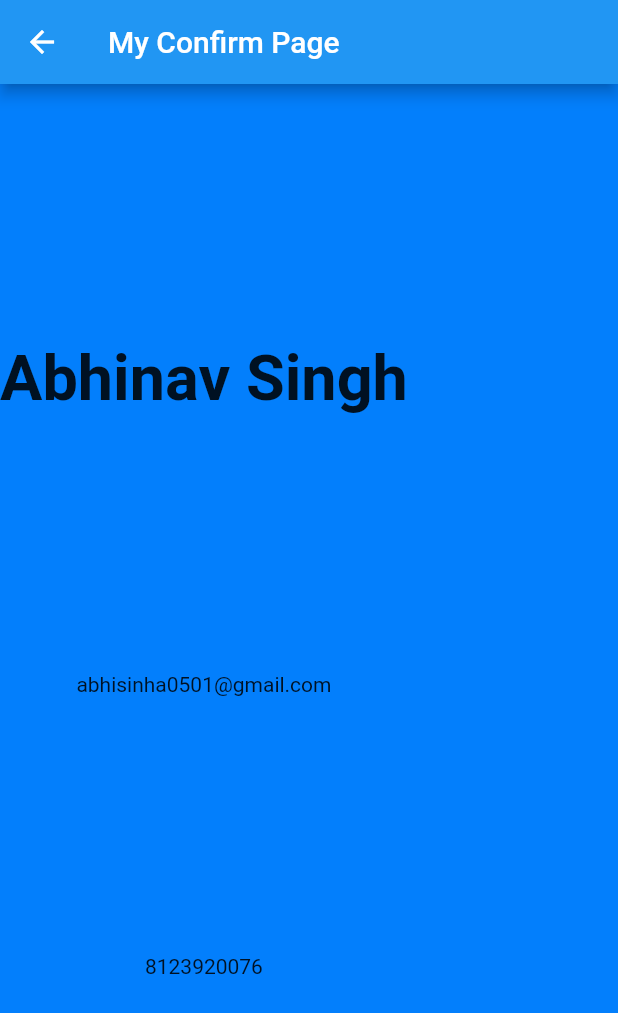
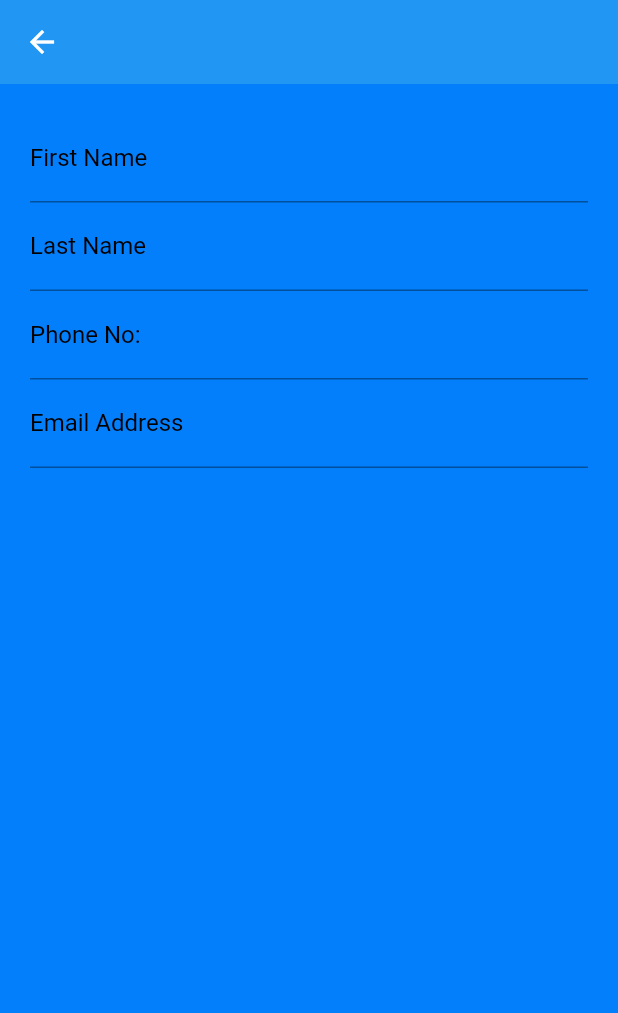
Before and after one commit to abhisinha2001/checkedin_v2, a Flutter app: the HomeScreen screen opened directly, after a tap on "Check-In", on a phone screen of 412 x 824 dp. Shown: the top 1013 px of the screen. Run offline on Flutter 3.47's test engine with Material 2 defaults, Android fonts, the phone set to English and light mode, and no system bars; our stand-ins replace cloud_firestore, firebase_auth, firebase_core, google_sign_in, shared_preferences; missing offline and left inert: sign_button; accounts and stored records are empty.

Commit message:
Enter Details PAge Started

```diff
--- a/lib/src/app.dart
+++ b/lib/src/app.dart
@@ -3,7 +3,7 @@ import 'package:checkedin_v2/src/constants.dart';
 
 import 'package:checkedin_v2/src/screens/home.dart';
 import 'package:checkedin_v2/src/screens/login.dart';
-import 'package:checkedin_v2/src/screens/testconfirm.dart';
+import 'package:checkedin_v2/src/screens/testPage.dart';
 import 'package:firebase_auth/firebase_auth.dart';
 import 'package:flutter/material.dart';
 import 'package:provider/provider.dart';
--- /dev/null
+++ b/lib/src/blocs/controller_bloc.dart
@@ -0,0 +1,3 @@
+import 'package:flutter/material.dart';
+
+GlobalKey<FormState> formKey = GlobalKey<FormState>();
--- a/lib/src/screens/confirmPage.dart
+++ b/lib/src/screens/confirmPage.dart
@@ -1,3 +1,4 @@
+import 'package:checkedin_v2/src/constants.dart';
 import 'package:checkedin_v2/src/services/firestore_service.dart';
 import 'package:cloud_firestore/cloud_firestore.dart';
 import 'package:flutter/material.dart';
@@ -12,6 +13,8 @@ class _ConfirmPageState extends State<ConfirmPage> {
   Widget build(BuildContext context) {
     return Scaffold(
       appBar: AppBar(
+        elevation: 0,
+        backgroundColor: kblue,
         title: Text('My Confirm Page'),
       ),
       body: Container(
--- /dev/null
+++ b/lib/src/screens/enterDetails.dart
@@ -0,0 +1,88 @@
+import 'package:checkedin_v2/src/blocs/controller_bloc.dart';
+import 'package:flutter/material.dart';
+
+class EnterDetailsPage extends StatefulWidget {
+  @override
+  _EnterDetailsPageState createState() => _EnterDetailsPageState();
+}
+
+class _EnterDetailsPageState extends State<EnterDetailsPage> {
+  @override
+  Widget build(BuildContext context) {
+    return Scaffold(
+      appBar: AppBar(
+        elevation: 0,
+      ),
+      body: Container(
+        padding: EdgeInsets.symmetric(horizontal: 20, vertical: 20),
+        child: SingleChildScrollView(
+          child: Form(
+            key: formKey,
+            child: Column(
+              mainAxisAlignment: MainAxisAlignment.spaceEvenly,
+              crossAxisAlignment: CrossAxisAlignment.center,
+              children: [
+                TextFormField(
+                  validator: (value) {
+                    if (value.isEmpty) {
+                      return 'Name cannot be Empty';
+                    }
+                  },
+                  keyboardType: TextInputType.name,
+                  decoration: InputDecoration(
+                    labelText: 'First Name',
+                    labelStyle: TextStyle(
+                      color: Colors.black,
+                    ),
+                  ),
+                ),
+                TextFormField(
+                  validator: (value) {
+                    if (value.isEmpty) {
+                      return 'Name cannot be Empty';
+                    }
+                  },
+                  keyboardType: TextInputType.name,
+                  decoration: InputDecoration(
+                    labelText: 'Last Name',
+                    labelStyle: TextStyle(
+                      color: Colors.black,
+                    ),
+                  ),
+                ),
+                TextFormField(
+                  validator: (value) {
+                    if (value.isEmpty) {
+                      return 'Name cannot be Empty';
+                    }
+                  },
+                  keyboardType: TextInputType.phone,
+                  decoration: InputDecoration(
+                    labelText: 'Phone No:',
+                    labelStyle: TextStyle(
+                      color: Colors.black,
+                    ),
+                  ),
+                ),
+                TextFormField(
+                  validator: (value) {
+                    if (value.isEmpty) {
+                      return 'Name cannot be Empty';
+                    }
+                  },
+                  keyboardType: TextInputType.emailAddress,
+                  decoration: InputDecoration(
+                    labelText: 'Email Address',
+                    labelStyle: TextStyle(
+                      color: Colors.black,
+                    ),
+                  ),
+                ),
+              ],
+            ),
+          ),
+        ),
+      ),
+    );
+  }
+}
--- a/lib/src/screens/home.dart
+++ b/lib/src/screens/home.dart
@@ -1,6 +1,7 @@
 import 'package:checkedin_v2/src/constants.dart';
 import 'package:checkedin_v2/src/models/visitor.dart';
 import 'package:checkedin_v2/src/screens/confirmPage.dart';
+import 'package:checkedin_v2/src/screens/enterDetails.dart';
 import 'package:checkedin_v2/src/services/firestore_service.dart';
 import 'package:flutter/material.dart';
 
@@ -79,7 +80,7 @@ class _HomeScreenState extends State<HomeScreen> {
                             phone: '8123920076');
                         firestoreService.setVisitor(visitor);
                         Navigator.of(context).push(MaterialPageRoute(
-                            builder: (context) => ConfirmPage()));
+                            builder: (context) => EnterDetailsPage()));
                       }),
                 ],
               ),
--- a/lib/src/screens/login.dart
+++ b/lib/src/screens/login.dart
@@ -4,7 +4,7 @@ import 'package:checkedin_v2/src/blocs/auth_bloc.dart';
 import 'package:checkedin_v2/src/models/visitor.dart';
 import 'package:checkedin_v2/src/screens/confirmPage.dart';
 import 'package:checkedin_v2/src/screens/home.dart';
-import 'package:checkedin_v2/src/screens/testconfirm.dart';
+import 'package:checkedin_v2/src/screens/testPage.dart';
 import 'package:checkedin_v2/src/services/auth_service.dart';
 import 'package:firebase_auth/firebase_auth.dart';
 import 'package:flutter/material.dart';
@@ -25,7 +25,7 @@ class _LoginPageState extends State<LoginPage> {
     loginStateSubscription = authBloc.currentUser.listen((fbUser) {
       if (fbUser != null) {
         Navigator.of(context).pushReplacement(
-            MaterialPageRoute(builder: (context) => TestPage()));
+            MaterialPageRoute(builder: (context) => HomeScreen()));
       }
     });
     super.initState();
@@ -58,39 +58,7 @@ class _LoginPageState extends State<LoginPage> {
                   authBloc.loginWithGoogle();
                 },
               ),
-              ]
-              // ElevatedButton(
-              //     style: ButtonStyle(
-              //       shape: MaterialStateProperty.all<RoundedRectangleBorder>(
-              //         RoundedRectangleBorder(
-              //           borderRadius: BorderRadius.circular(30.0),
-              //         ),
-              //       ),
-              //     ),
-              //     child: Container(
-              //       decoration: BoxDecoration(
-              //         borderRadius: BorderRadius.circular(20),
-              //       ),
-              //       height: 60,
-              //       child: Row(
-              //         mainAxisAlignment: MainAxisAlignment.spaceEvenly,
-              //         children: [
-              //           Text(
-              //             'Check-In',
-              //             style: TextStyle(
-              //                 fontSize: 30, fontWeight: FontWeight.bold),
-              //           ),
-              //           Icon(
-              //             Icons.arrow_right_alt_rounded,
-              //             size: 60,
-              //           ),
-              //         ],
-              //       ),
-              //     ),
-              //     onPressed: () {
-              //       print(Authentication.signInWithGoogle());
-              //     }),
-
+            ],
           ),
         ),
       ),
```
Also changed, not shown: lib/src/screens/testPage.dart (renamed from lib/src/screens/testconfirm.dart). Lines whose indentation alone changed are shown as unchanged.
